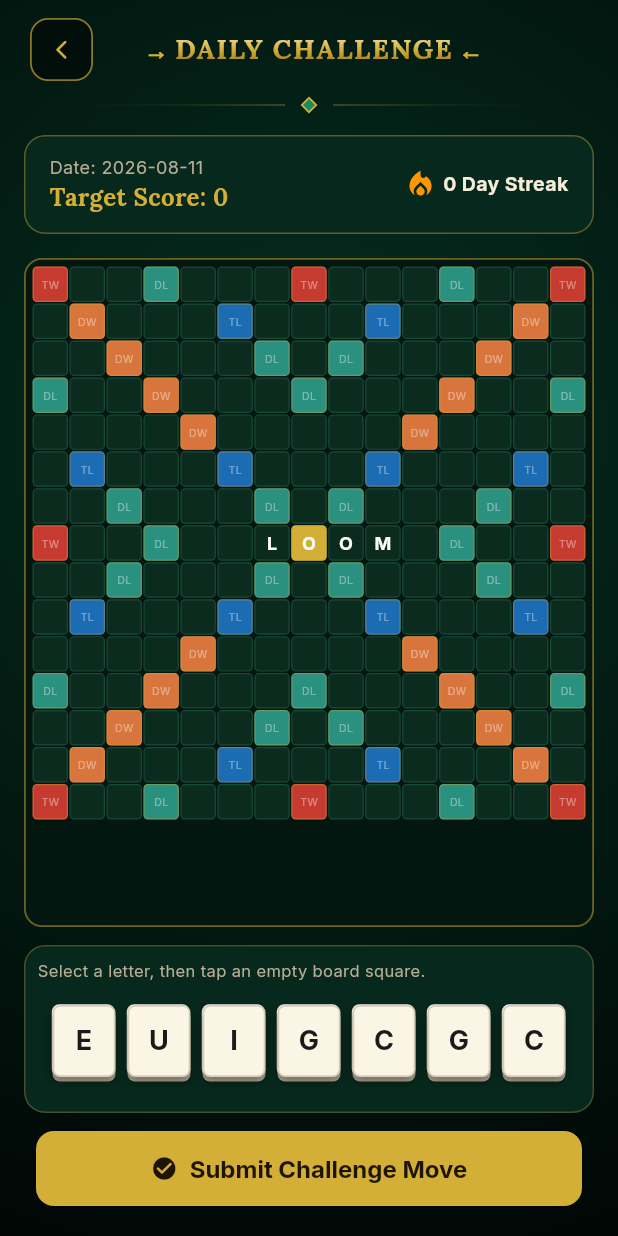
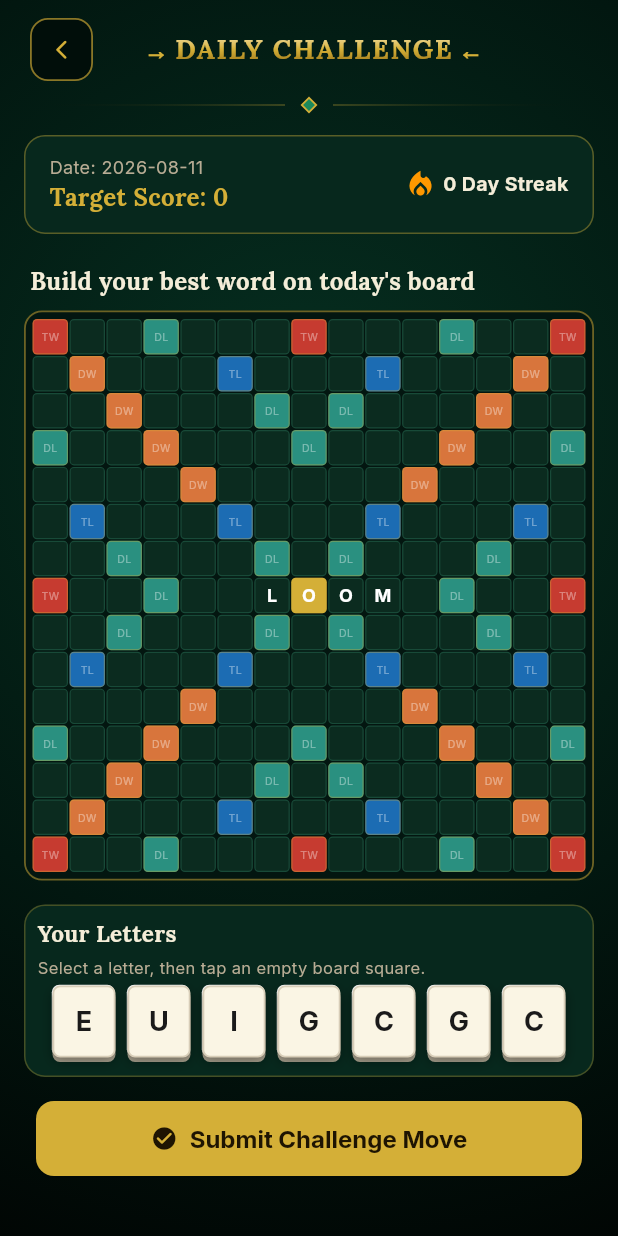
Before and after one commit to Sulaymaanabubakr/LetterLoom, a Flutter app: the DailyChallengeScreen screen opened directly, on a phone screen of 412 x 824 dp. Run offline on Flutter 3.47's test engine with Material 3 defaults, Android fonts, the phone set to English and light mode, and no system bars; our stand-ins replace audioplayers, firebase_core, firebase_messaging, flutter_riverpod, flutter_svg, google_fonts and 4 more; missing offline and left inert: games_services; accounts and stored records are empty; network calls fail.

Commit message:
refactor: wrap daily challenge content in SingleChildScrollView for better responsiveness

```diff
--- a/lib/features/daily/daily_challenge_screen.dart
+++ b/lib/features/daily/daily_challenge_screen.dart
@@ -250,6 +250,8 @@ class _DailyChallengeScreenState extends ConsumerState<DailyChallengeScreen> {
             children: [
               const PremiumPageHeader(title: 'Daily Challenge'),
               Expanded(
+                child: SingleChildScrollView(
+                  padding: const EdgeInsets.only(bottom: 20),
                   child: Column(
                     children: [
                       // Header stats bar
@@ -310,18 +312,34 @@ class _DailyChallengeScreenState extends ConsumerState<DailyChallengeScreen> {
                           ],
                         ),
                       ),
+                      Padding(
+                        padding: const EdgeInsets.fromLTRB(20, 4, 20, 8),
+                        child: Align(
+                          alignment: Alignment.centerLeft,
+                          child: Text(
+                            'Build your best word on today\'s board',
+                            style: GoogleFonts.lora(
+                              fontSize: 16,
+                              fontWeight: FontWeight.bold,
+                              color: AppTheme.ivoryText,
+                            ),
+                          ),
+                        ),
+                      ),
                       // Board View (Compact 15x15)
-                    Expanded(
+                      Padding(
+                        padding: const EdgeInsets.symmetric(horizontal: 16),
                         child: AspectRatio(
                           aspectRatio: 1.0,
                           child: Container(
-                          margin: const EdgeInsets.symmetric(horizontal: 16),
                             padding: const EdgeInsets.all(4),
                             decoration: BoxDecoration(
                               color: const Color(0xFF031610),
                               borderRadius: BorderRadius.circular(12),
                               border: Border.all(
-                              color: AppTheme.shinyGold.withValues(alpha: 0.5),
+                                color: AppTheme.shinyGold.withValues(
+                                  alpha: 0.5,
+                                ),
                                 width: 1.2,
                               ),
                             ),
@@ -370,13 +388,11 @@ class _DailyChallengeScreenState extends ConsumerState<DailyChallengeScreen> {
                           ),
                         ),
                       ),
+                      const SizedBox(height: 16),
                       // Player Rack
                       Container(
-                      height: 112,
-                      margin: const EdgeInsets.symmetric(
-                        vertical: 12,
-                        horizontal: 16,
-                      ),
+                        constraints: const BoxConstraints(minHeight: 112),
+                        margin: const EdgeInsets.symmetric(horizontal: 16),
                         padding: const EdgeInsets.all(8),
                         decoration: BoxDecoration(
                           color: AppTheme.panelDark,
@@ -387,6 +403,18 @@ class _DailyChallengeScreenState extends ConsumerState<DailyChallengeScreen> {
                         ),
                         child: Column(
                           children: [
+                            Align(
+                              alignment: Alignment.centerLeft,
+                              child: Text(
+                                'Your Letters',
+                                style: GoogleFonts.lora(
+                                  fontSize: 15,
+                                  fontWeight: FontWeight.bold,
+                                  color: AppTheme.ivoryText,
+                                ),
+                              ),
+                            ),
+                            const SizedBox(height: 4),
                             Row(
                               children: [
                                 Expanded(
@@ -421,16 +449,20 @@ class _DailyChallengeScreenState extends ConsumerState<DailyChallengeScreen> {
                                   ),
                               ],
                             ),
-                          Expanded(
+                            SizedBox(
+                              height: 56,
                               child: Row(
                                 mainAxisAlignment: MainAxisAlignment.center,
                                 children: _rack.map((tile) {
-                                final isSelected = _selectedTile?.id == tile.id;
+                                  final isSelected =
+                                      _selectedTile?.id == tile.id;
                                   return GestureDetector(
                                     onTap: () {
                                       if (_challengeState.isCompleted) return;
                                       setState(() {
-                                      _selectedTile = isSelected ? null : tile;
+                                        _selectedTile = isSelected
+                                            ? null
+                                            : tile;
                                       });
                                     },
                                     child: Container(
@@ -460,6 +492,7 @@ class _DailyChallengeScreenState extends ConsumerState<DailyChallengeScreen> {
                           ],
                         ),
                       ),
+                      const SizedBox(height: 16),
                       // Submit Button
                       if (!_challengeState.isCompleted)
                         Padding(
@@ -502,6 +535,7 @@ class _DailyChallengeScreenState extends ConsumerState<DailyChallengeScreen> {
                     ],
                   ),
                 ),
+              ),
             ],
           ),
         ),
```
Lines whose indentation alone changed are shown as unchanged.
